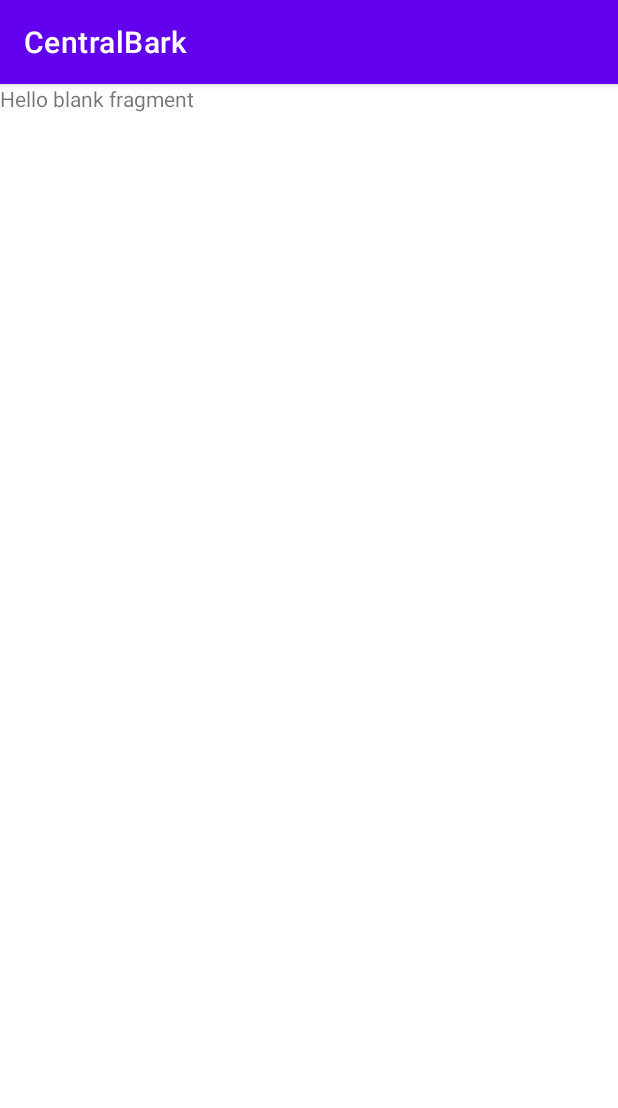
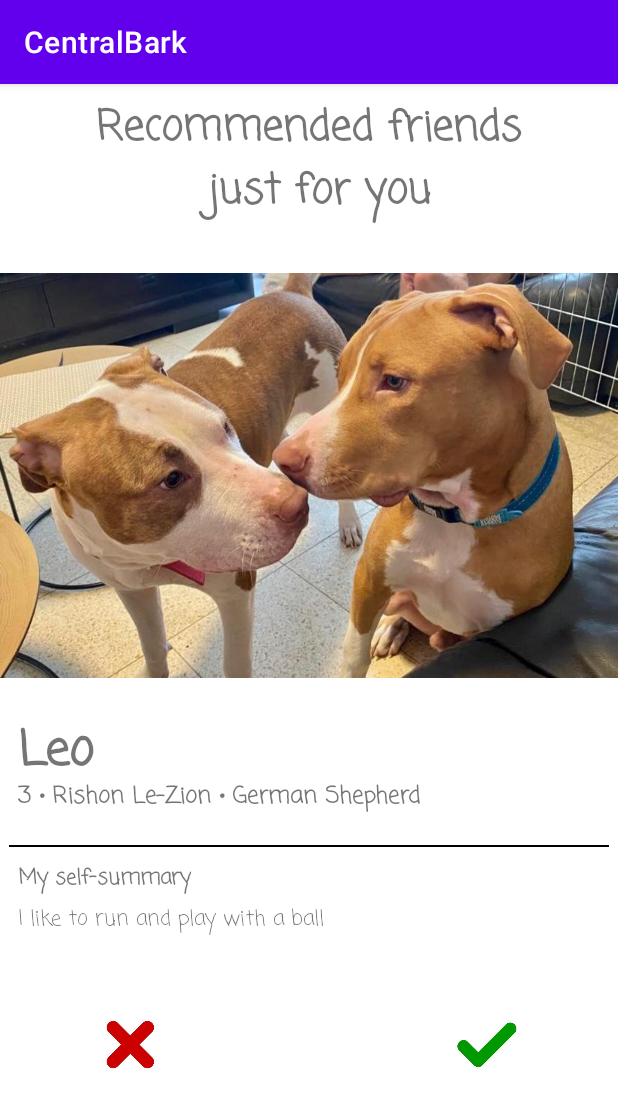
Before and after one commit to Gil-Grimberg/postPc_Final_Project_2021, an Android app: the fragment matchAFriendFragment placed in its activity, on a phone screen of 412 x 824 dp. Shown: the top 1108 px of the screen. Run offline under Robolectric (Android 15) with nearby library versions, the phone set to English and light mode, and no system bars.

Commit message:
working on tinder

```diff
--- a/app/src/main/java/com/example/centralbark_PostPc_2021/matchAFriendFragment.java
+++ b/app/src/main/java/com/example/centralbark_PostPc_2021/matchAFriendFragment.java
@@ -2,63 +2,66 @@ package com.example.centralbark_PostPc_2021;
 
 import android.os.Bundle;
 
+import androidx.annotation.NonNull;
+import androidx.annotation.Nullable;
 import androidx.fragment.app.Fragment;
 
 import android.view.LayoutInflater;
 import android.view.View;
 import android.view.ViewGroup;
+import android.widget.ImageView;
+import android.widget.TextView;
 
-/**
- * A simple {@link Fragment} subclass.
- * Use the {@link matchAFriendFragment#newInstance} factory method to
- * create an instance of this fragment.
- */
+import java.util.ArrayList;
+
 public class matchAFriendFragment extends Fragment {
 
-    // TODO: Rename parameter arguments, choose names that match
-    // the fragment initialization parameters, e.g. ARG_ITEM_NUMBER
-    private static final String ARG_PARAM1 = "param1";
-    private static final String ARG_PARAM2 = "param2";
+    CentralBarkApp appInstance;
+    //todo: define all textViews and so...
+    TextView myName;
+    TextView myDetailsDots;
+    TextView aboutMe;
+    ImageView dislike;
+    ImageView like;
 
-    // TODO: Rename and change types of parameters
-    private String mParam1;
-    private String mParam2;
 
     public matchAFriendFragment() {
-        // Required empty public constructor
-    }
-
-    /**
-     * Use this factory method to create a new instance of
-     * this fragment using the provided parameters.
-     *
-     * @param param1 Parameter 1.
-     * @param param2 Parameter 2.
-     * @return A new instance of fragment matchAFriendFragment.
-     */
-    // TODO: Rename and change types and number of parameters
-    public static matchAFriendFragment newInstance(String param1, String param2) {
-        matchAFriendFragment fragment = new matchAFriendFragment();
-        Bundle args = new Bundle();
-        args.putString(ARG_PARAM1, param1);
-        args.putString(ARG_PARAM2, param2);
-        fragment.setArguments(args);
-        return fragment;
-    }
-
-    @Override
-    public void onCreate(Bundle savedInstanceState) {
-        super.onCreate(savedInstanceState);
-        if (getArguments() != null) {
-            mParam1 = getArguments().getString(ARG_PARAM1);
-            mParam2 = getArguments().getString(ARG_PARAM2);
+        super(R.layout.fragment_match_a_friend);
+        if(appInstance==null){
+            appInstance = CentralBarkApp.getInstance();
         }
     }
 
     @Override
-    public View onCreateView(LayoutInflater inflater, ViewGroup container,
-                             Bundle savedInstanceState) {
-        // Inflate the layout for this fragment
-        return inflater.inflate(R.layout.fragment_match_a_friend, container, false);
+    public void onViewCreated(@NonNull View view, @Nullable Bundle savedInstanceState)
+    {
+        super.onViewCreated(view, savedInstanceState);
+        // todo: find all views
+        myName = view.findViewById(R.id.user_name_tinder);
+        myDetailsDots = view.findViewById(R.id.details_tinder);
+        aboutMe = view.findViewById(R.id.about_me_tinder);
+        dislike = view.findViewById(R.id.x_view_tinder);
+        like = view.findViewById(R.id.v_view_tinder);
+
+
+
+        //todo: setOnClick...
+        like.setOnClickListener(new View.OnClickListener(){
+
+            @Override
+            public void onClick(View v) {
+               User user = appInstance.getDataManager().getUserById(appInstance.getDataManager().getMyId());
+               user.
+            }
+        });
     }
+
+    private ArrayList<User> findRecommendedProfiles()
+    {
+        // todo: filter the best recommended matches for the user based on ML
+        return new ArrayList<>();
+    }
+
+
+
 }
--- a/app/src/main/res/layout/fragment_match_a_friend.xml
+++ b/app/src/main/res/layout/fragment_match_a_friend.xml
@@ -1,14 +1,135 @@
 <?xml version="1.0" encoding="utf-8"?>
-<FrameLayout xmlns:android="http://schemas.android.com/apk/res/android"
+<androidx.constraintlayout.widget.ConstraintLayout xmlns:android="http://schemas.android.com/apk/res/android"
+    xmlns:app="http://schemas.android.com/apk/res-auto"
     xmlns:tools="http://schemas.android.com/tools"
+    android:id="@+id/frameLayout5"
     android:layout_width="match_parent"
     android:layout_height="match_parent"
     tools:context=".matchAFriendFragment">
 
-    <!-- TODO: Update blank fragment layout -->
+    <View
+        android:id="@+id/top_seperator_tinder"
+        android:layout_width="match_parent"
+        android:layout_height="1dp"
+        app:layout_constraintTop_toTopOf="parent"
+        android:layout_marginTop="100dp"
+        />
+    <View
+        android:id="@+id/bottom_seperator_tinder"
+        android:layout_width="match_parent"
+        android:layout_height="1dp"
+        app:layout_constraintBottom_toBottomOf="parent"
+        android:layout_marginBottom="100dp"
+        />
+    <View
+        android:id="@+id/self_summary_seperator_tinder"
+        android:layout_width="400dp"
+        android:layout_height="1dp"
+        app:layout_constraintLeft_toLeftOf="parent"
+        app:layout_constraintRight_toRightOf="parent"
+        app:layout_constraintBottom_toBottomOf="@id/bottom_seperator_tinder"
+        android:layout_marginBottom="88dp"
+        android:background="@color/black"
+        />
+    <View
+        android:id="@+id/name_seperator_tinder"
+        android:layout_width="match_parent"
+        android:layout_height="1dp"
+        app:layout_constraintBottom_toBottomOf="@id/self_summary_seperator_tinder"
+        android:layout_marginBottom="88dp"
+        />
     <TextView
+        android:id="@+id/title_tinder"
+        android:layout_width="wrap_content"
+        android:layout_height="wrap_content"
+        android:fontFamily="casual"
+        android:textStyle="bold"
+        android:textSize="28dp"
+        android:text="Recommended friends\n        just for you"
+        app:layout_constraintBottom_toBottomOf="@id/top_seperator_tinder"
+        app:layout_constraintTop_toTopOf="parent"
+        app:layout_constraintLeft_toLeftOf="parent"
+        app:layout_constraintRight_toRightOf="parent"/>
+
+    <TextView
+        android:id="@+id/user_name_tinder"
         android:layout_width="match_parent"
-        android:layout_height="match_parent"
-        android:text="@string/hello_blank_fragment" />
+        android:layout_height="wrap_content"
+        android:fontFamily="casual"
+        android:textStyle="bold"
+        android:textSize="32dp"
+        android:text="Leo"
+        app:layout_constraintTop_toBottomOf="@id/name_seperator_tinder"
+        app:layout_constraintLeft_toLeftOf="parent"
+        android:layout_marginStart="12dp"
+        />
+    <TextView
+        android:id="@+id/details_tinder"
+        android:layout_width="wrap_content"
+        android:layout_height="wrap_content"
+        android:fontFamily="casual"
+        android:textStyle="bold"
+        android:textSize="15dp"
+        android:text="3 \u2022 Rishon Le-Zion \u2022 German Shepherd"
+        app:layout_constraintBottom_toTopOf="@id/self_summary_seperator_tinder"
+        app:layout_constraintTop_toTopOf="@id/user_name_tinder"
+        android:layout_marginTop="22dp"
+        app:layout_constraintLeft_toLeftOf="parent"
+        android:layout_marginStart="12dp"
+        />
+    <TextView
+        android:id="@+id/self_summary_tinder"
+        android:layout_width="wrap_content"
+        android:layout_height="wrap_content"
+        app:layout_constraintTop_toBottomOf="@id/self_summary_seperator_tinder"
+        android:text="My self-summary"
+        app:layout_constraintLeft_toLeftOf="parent"
+        android:layout_marginStart="12dp"
+        android:layout_marginTop="10dp"
+        android:textStyle="bold"
+        android:fontFamily="casual"
+        />
+    <TextView
+        android:id="@+id/about_me_tinder"
+        android:layout_width="wrap_content"
+        android:layout_height="wrap_content"
+        app:layout_constraintTop_toBottomOf="@id/self_summary_tinder"
+        android:text="I like to run and play with a ball"
+        android:fontFamily="casual"
+        app:layout_constraintLeft_toLeftOf="parent"
+        android:layout_marginStart="12dp"
+        android:layout_marginTop="5dp"
+        />
 
-</FrameLayout>
+    <ImageView
+        android:id="@+id/x_view_tinder"
+        android:layout_width="55dp"
+        android:layout_height="90dp"
+        android:src="@drawable/x_icon"
+        app:layout_constraintLeft_toLeftOf="parent"
+        app:layout_constraintTop_toTopOf="@id/bottom_seperator_tinder"
+        android:layout_marginStart="60dp"
+        />
+
+    <ImageView
+        android:id="@+id/v_view_tinder"
+        android:layout_width="52dp"
+        android:layout_height="91dp"
+        android:src="@drawable/v_icon"
+        app:layout_constraintTop_toTopOf="@id/bottom_seperator_tinder"
+        app:layout_constraintRight_toRightOf="parent"
+        android:layout_marginEnd="60dp"
+        />
+
+    <ImageView
+        android:id="@+id/dog_image_tinder"
+        android:layout_width="wrap_content"
+        android:layout_height="wrap_content"
+        android:src="@drawable/opening_photo"
+        app:layout_constraintLeft_toLeftOf="parent"
+        app:layout_constraintRight_toRightOf="parent"
+        app:layout_constraintTop_toBottomOf="@id/top_seperator_tinder"
+        app:layout_constraintBottom_toTopOf="@id/name_seperator_tinder"/>
+
+
+</androidx.constraintlayout.widget.ConstraintLayout>
--- a/app/src/main/res/values/strings.xml
+++ b/app/src/main/res/values/strings.xml
@@ -15,4 +15,5 @@
     <string name="sign_up">Sign Up</string>
     <string name="log_me_in">Log Me In !</string>
     <string name="remember_me">Remember Me</string>
+    <string name="bullet">\u2022</string>
 </resources>
```
Also changed, not shown: app/src/main/res/drawable-v24/v_icon.jpeg (added), app/src/main/res/drawable-v24/x_icon.jpeg (added).
